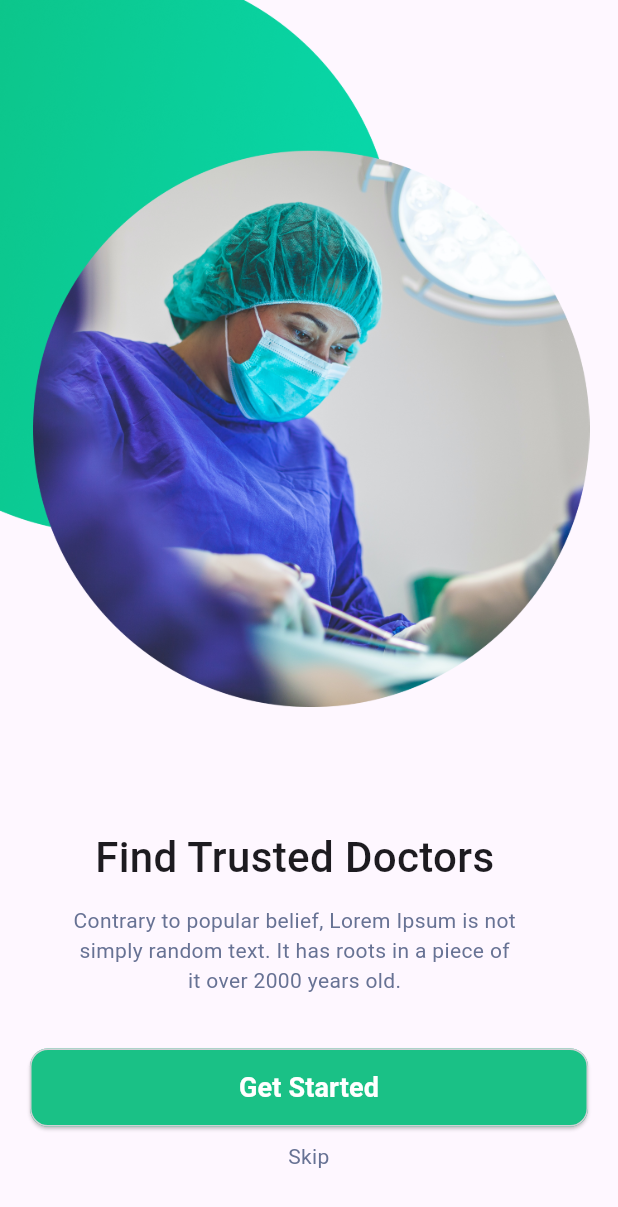
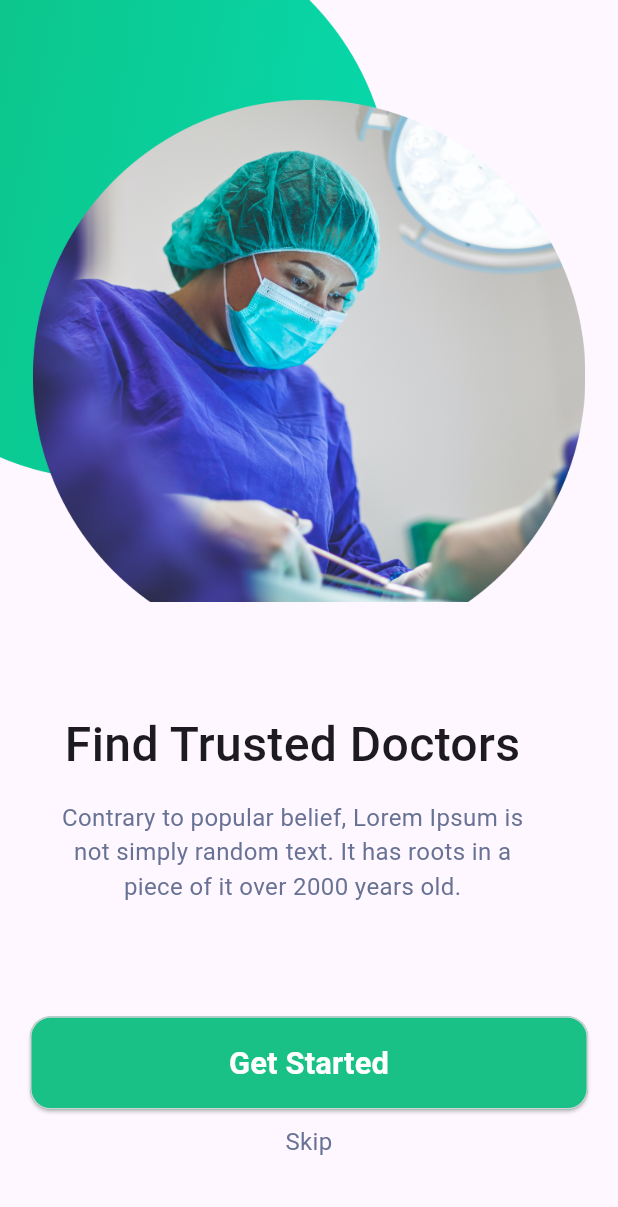
Before and after one commit to mariamattef/DoctorHunt, a Flutter app: the screen it shows after launch, on a phone screen of 412 x 824 dp. Shown: the top 1207 px of the screen. Run offline on Flutter 3.47's test engine with Material 3 defaults, Android fonts, the phone set to English and light mode, and no system bars; our stand-ins replace flutter_screenutil.

Commit message:
finished onboarding

```diff
--- a/lib/doctorHunt_app.dart
+++ b/lib/doctorHunt_app.dart
@@ -1,6 +1,7 @@
-import 'package:doctor_hunt/features/presentation/pages/on_boarding_page.dart';
+import 'package:doctor_hunt/features/Home/presentation/pages/on_boarding_page.dart';
 import 'package:doctor_hunt/route_helper.dart';
 import 'package:flutter/material.dart';
+import 'package:flutter_screenutil/flutter_screenutil.dart';
 
 class DoctorHuntApp extends StatelessWidget {
   final AppRouter appRouter;
@@ -9,6 +10,8 @@ class DoctorHuntApp extends StatelessWidget {
   // This widget is the root of your application.
   @override
   Widget build(BuildContext context) {
+    return ScreenUtilInit(
+      builder: (_, child) {
         return MaterialApp(
           debugShowCheckedModeBanner: false,
           title: 'Doctor Hunt',
@@ -18,5 +21,10 @@ class DoctorHuntApp extends StatelessWidget {
           onGenerateRoute: appRouter.generateRoute,
           initialRoute: OnBoardingPage.id,
         );
+      },
+      designSize: const Size(360, 690),
+      minTextAdapt: true,
+      splitScreenMode: true,
+    );
   }
 }
--- a/lib/features/presentation/pages/login_page.dart
+++ b/lib/features/Home/presentation/pages/login_page.dart
@@ -1,7 +1,7 @@
 import 'package:flutter/material.dart';
 
 class LoginPage extends StatelessWidget {
-  static const String id = "PagePage";
+  static const String id = "LoginPage";
   const LoginPage({super.key});
 
   @override
--- a/lib/features/presentation/pages/on_boarding_page.dart
+++ b/lib/features/Home/presentation/pages/on_boarding_page.dart
@@ -1,12 +1,15 @@
-import 'package:doctor_hunt/features/presentation/pages/login_page.dart';
-import 'package:doctor_hunt/features/presentation/widgets/custom%20_text_button.dart';
-import 'package:doctor_hunt/features/presentation/widgets/custom_elevated_button.dart';
+import 'package:doctor_hunt/features/Home/presentation/pages/signup_page.dart';
+import 'package:doctor_hunt/features/Home/presentation/widgets/custom%20_text_button.dart';
+import 'package:doctor_hunt/features/Home/presentation/widgets/custom_elevated_button.dart';
 import 'package:flutter/material.dart';
-import 'package:doctor_hunt/features/core/utils/image_utitity.dart';
-import 'package:doctor_hunt/features/presentation/widgets/onBoarding_item.dart';
+import 'package:doctor_hunt/core/Constants/image_utitity.dart';
+import 'package:doctor_hunt/features/Home/presentation/widgets/onBoarding_item.dart';
+import 'package:flutter_screenutil/flutter_screenutil.dart';
 
 class OnBoardingPage extends StatefulWidget {
-  static const String id = 'SplashPage';
+  static const String id = 'OnBoardingPage';
+
+  const OnBoardingPage({super.key});
 
   @override
   State<OnBoardingPage> createState() => _OnBoardingPageState();
@@ -53,10 +56,10 @@ class _OnBoardingPageState extends State<OnBoardingPage> {
               physics: const ScrollPhysics(),
               controller: _pageController,
               onPageChanged: onChangedFunction,
-              children: const <Widget>[
+              children: <Widget>[
                 Padding(
-                  padding: EdgeInsets.only(right: 19),
-                  child: OnBoardItemWidget(
+                  padding: EdgeInsets.only(right: 19.sp),
+                  child: const OnBoardItemWidget(
                     image: ImageUtility.onBoarding1,
                     title: 'Find Trusted Doctors',
                     description:
@@ -64,8 +67,8 @@ class _OnBoardingPageState extends State<OnBoardingPage> {
                   ),
                 ),
                 Padding(
-                  padding: EdgeInsets.only(left: 19),
-                  child: OnBoardItemWidget(
+                  padding: EdgeInsets.only(left: 19.sp),
+                  child: const OnBoardItemWidget(
                     image: ImageUtility.onBoarding2,
                     title: 'Choose Best Doctors',
                     description:
@@ -73,8 +76,8 @@ class _OnBoardingPageState extends State<OnBoardingPage> {
                   ),
                 ),
                 Padding(
-                  padding: EdgeInsets.only(right: 19),
-                  child: OnBoardItemWidget(
+                  padding: EdgeInsets.only(right: 19.sp),
+                  child: const OnBoardItemWidget(
                     image: ImageUtility.onBoarding3,
                     title: 'Easy Appointments',
                     description:
@@ -86,7 +89,7 @@ class _OnBoardingPageState extends State<OnBoardingPage> {
           ),
           CustomElevatedButton(
             onPressed: () {
-              Navigator.pushNamed(context, LoginPage.id);
+              Navigator.pushNamed(context, SignUpPage.id);
             },
             text: 'Get Started',
             width: double.infinity,
@@ -98,11 +101,21 @@ class _OnBoardingPageState extends State<OnBoardingPage> {
                   onPressed: () {
                     _skipFunction(2);
                   }),
-          const SizedBox(
-            height: 43,
+          SizedBox(
+            height: 43.h,
           ),
         ],
       ),
     );
   }
 }
+// Container(
+//   decoration: BoxDecoration(
+//     gradient: LinearGradient(
+//       begin: Alignment.topCenter,
+//       end: Alignment.bottomCenter,
+//       colors: [Colors.blue, Colors.purple], // Set your gradient colors here
+//     ),
+//   ),
+//   child: SplashScreenContent(), // Your splash screen content
+// );
--- a/lib/features/presentation/widgets/custom _text_button.dart
+++ b/lib/features/Home/presentation/widgets/custom _text_button.dart
@@ -1,5 +1,6 @@
-import 'package:doctor_hunt/features/core/color_utility.dart';
+import 'package:doctor_hunt/core/Constants/color_utility.dart';
 import 'package:flutter/material.dart';
+import 'package:flutter_screenutil/flutter_screenutil.dart';
 
 class CustomTextButton extends StatelessWidget {
   final String label;
@@ -20,9 +21,9 @@ class CustomTextButton extends StatelessWidget {
           child: Text(
             textAlign: TextAlign.center,
             label,
-            style: const TextStyle(
+            style: TextStyle(
                 color: ColorUtility.grayText,
-                fontSize: 14,
+                fontSize: 14.sp,
                 fontWeight: FontWeight.w400),
           )),
     );
--- a/lib/features/presentation/widgets/custom_elevated_button.dart
+++ b/lib/features/Home/presentation/widgets/custom_elevated_button.dart
@@ -1,5 +1,6 @@
-import 'package:doctor_hunt/features/core/color_utility.dart';
+import 'package:doctor_hunt/core/Constants/color_utility.dart';
 import 'package:flutter/material.dart';
+import 'package:flutter_screenutil/flutter_screenutil.dart';
 
 class CustomElevatedButton extends StatelessWidget {
   void Function() onPressed;
@@ -7,8 +8,11 @@ class CustomElevatedButton extends StatelessWidget {
   Color? foregroundColor;
   Widget? child;
   String? text;
+  double? horizontal;
   double? width;
-  double? horizontal;
+  double? height;
+  Color? color;
+
   CustomElevatedButton(
       {required this.onPressed,
       this.backgroundColor,
@@ -17,6 +21,7 @@ class CustomElevatedButton extends StatelessWidget {
       this.child,
       this.text,
       this.horizontal,
+      this.color,
       super.key});
 
   @override
@@ -27,20 +32,20 @@ class CustomElevatedButton extends StatelessWidget {
         width: width,
         child: ElevatedButton(
           style: ElevatedButton.styleFrom(
-              fixedSize: Size(double.infinity, 52),
+              fixedSize: Size(width ?? double.infinity, height ?? 52.h),
               shape: RoundedRectangleBorder(
                 side: const BorderSide(color: ColorUtility.grayLight),
-                borderRadius: BorderRadius.circular(12.0),
+                borderRadius: BorderRadius.circular(12.0.r),
               ),
-              backgroundColor: ColorUtility.main,
+              backgroundColor: color ?? ColorUtility.main,
               foregroundColor: foregroundColor ?? Colors.white,
               surfaceTintColor: Colors.white),
           onPressed: onPressed,
           child: text != null
               ? Text(
                   text!,
-                  style: const TextStyle(
-                    fontSize: 18,
+                  style: TextStyle(
+                    fontSize: 18.sp,
                     fontWeight: FontWeight.w700,
                   ),
                 )
--- a/lib/features/presentation/widgets/onBoarding_item.dart
+++ b/lib/features/Home/presentation/widgets/onBoarding_item.dart
@@ -1,55 +1,57 @@
-import 'package:doctor_hunt/features/core/color_utility.dart';
+import 'package:doctor_hunt/core/Constants/color_utility.dart';
 import 'package:flutter/cupertino.dart';
+import 'package:flutter_screenutil/flutter_screenutil.dart';
 
 class OnBoardItemWidget extends StatelessWidget {
   final String title;
   final String description;
   final String image;
-  const OnBoardItemWidget(
-      {required this.title,
-      required this.image,
-      required this.description,
-      super.key});
+
+  const OnBoardItemWidget({
+    required this.title,
+    required this.image,
+    required this.description,
+    super.key,
+  });
 
   @override
   Widget build(BuildContext context) {
     return SingleChildScrollView(
       child: Column(
         children: [
-          Image.asset(
-            image,
-            // height: 400,
+          AspectRatio(
+            aspectRatio: 447 / 460,
+            child: Image.asset(
+              image,
+              fit: BoxFit.cover,
+            ),
           ),
           Padding(
-            padding: const EdgeInsets.symmetric(horizontal: 49),
+            padding: EdgeInsets.symmetric(horizontal: 30.sp),
             child: Column(
               mainAxisAlignment: MainAxisAlignment.start,
               crossAxisAlignment: CrossAxisAlignment.center,
               children: <Widget>[
-                const SizedBox(
-                  height: 80,
-                ),
+                SizedBox(height: 60.h),
                 Text(
                   title,
-                  style: const TextStyle(
-                      fontWeight: FontWeight.w500, fontSize: 28),
+                  textAlign: TextAlign.center,
+                  style: TextStyle(
+                    fontWeight: FontWeight.w500,
+                    fontSize: 28.sp,
+                  ),
                 ),
-                const SizedBox(
-                  height: 12,
-                ),
+                SizedBox(height: 12.h),
                 Text(
                   description,
                   textAlign: TextAlign.center,
-                  style: const TextStyle(
+                  style: TextStyle(
                     fontWeight: FontWeight.w400,
-                    fontSize: 14,
+                    fontSize: 14.sp,
                     color: ColorUtility.grayText,
                   ),
                 ),
-                // ignore: prefer_const_constructors
-                SizedBox(
-                  height: 50,
-                ),
+                SizedBox(height: 30.h),
               ],
             ),
           ),
--- a/lib/route_helper.dart
+++ b/lib/route_helper.dart
@@ -1,7 +1,8 @@
 // ignore_for_file: public_member_api_docs, sort_constructors_first
-import 'package:doctor_hunt/features/presentation/pages/home_page.dart';
-import 'package:doctor_hunt/features/presentation/pages/login_page.dart';
-import 'package:doctor_hunt/features/presentation/pages/on_boarding_page.dart';
+import 'package:doctor_hunt/features/Home/presentation/pages/home_page.dart';
+import 'package:doctor_hunt/features/Home/presentation/pages/login_page.dart';
+import 'package:doctor_hunt/features/Home/presentation/pages/on_boarding_page.dart';
+import 'package:doctor_hunt/features/Home/presentation/pages/signup_page.dart';
 import 'package:flutter/material.dart';
 
 class AppRouter {
@@ -21,6 +22,10 @@ class AppRouter {
         return MaterialPageRoute(
           builder: (context) => const LoginPage(),
         );
+      case SignUpPage.id:
+        return MaterialPageRoute(
+          builder: (context) => const SignUpPage(),
+        );
 
       default:
         return MaterialPageRoute(
--- a/pubspec.yaml
+++ b/pubspec.yaml
@@ -30,6 +30,8 @@ environment:
 dependencies:
   flutter_native_splash: ^2.4.1
   shared_preferences: ^2.3.2
+  flutter_screenutil: ^5.9.3
+  flutter_svg: ^2.0.10+1
 
   flutter:
     sdk: flutter
```
Also changed, not shown: lib/features/Home/presentation/pages/signup_page.dart (added, +70 -0 lines), splash.yaml (+11 -22 lines), assets/images/brand.png (added), assets/images/doctorhunt.png (added), assets/images/splash.png, assets/images/splash112.png (added), assets/images/splash12.png (added), lib/core/Constants/color_utility.dart (renamed from lib/features/core/color_utility.dart), lib/core/Constants/image_utitity.dart (renamed from lib/features/core/utils/image_utitity.dart), lib/features/Home/data/dataServices/pref.serve.dart (renamed from lib/features/data/dataServices/pref.serve.dart), lib/features/Home/presentation/pages/home_page.dart (renamed from lib/features/presentation/pages/home_page.dart), pubspec.lock, 27 other files. Lines whose indentation alone changed are shown as unchanged.
